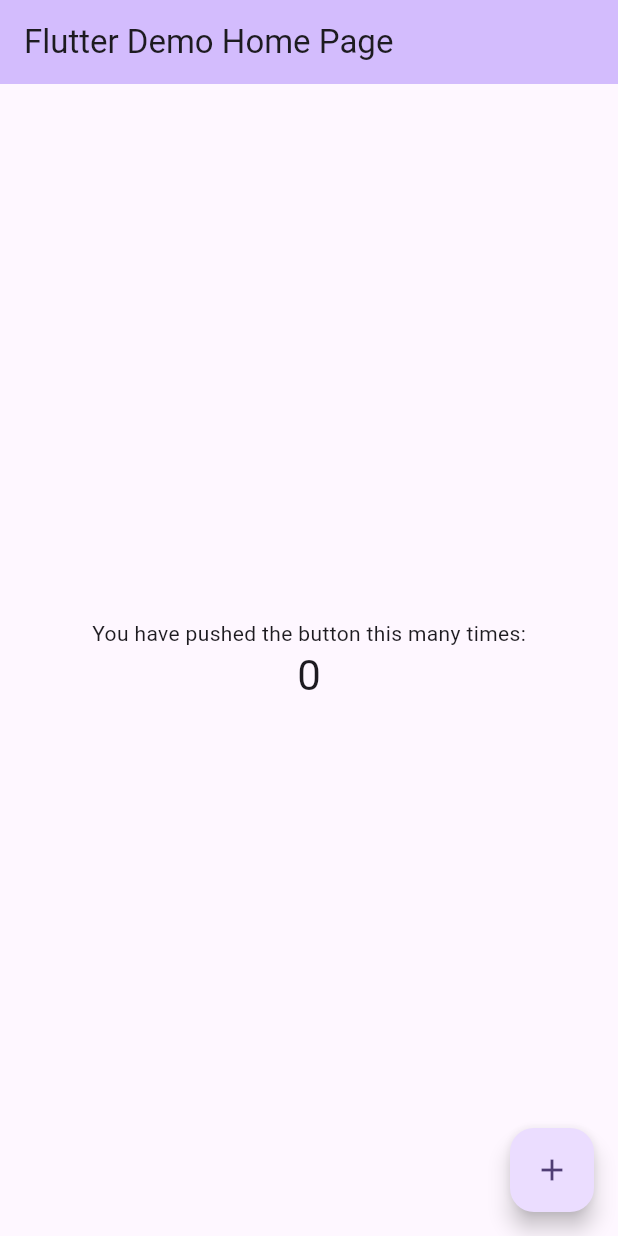
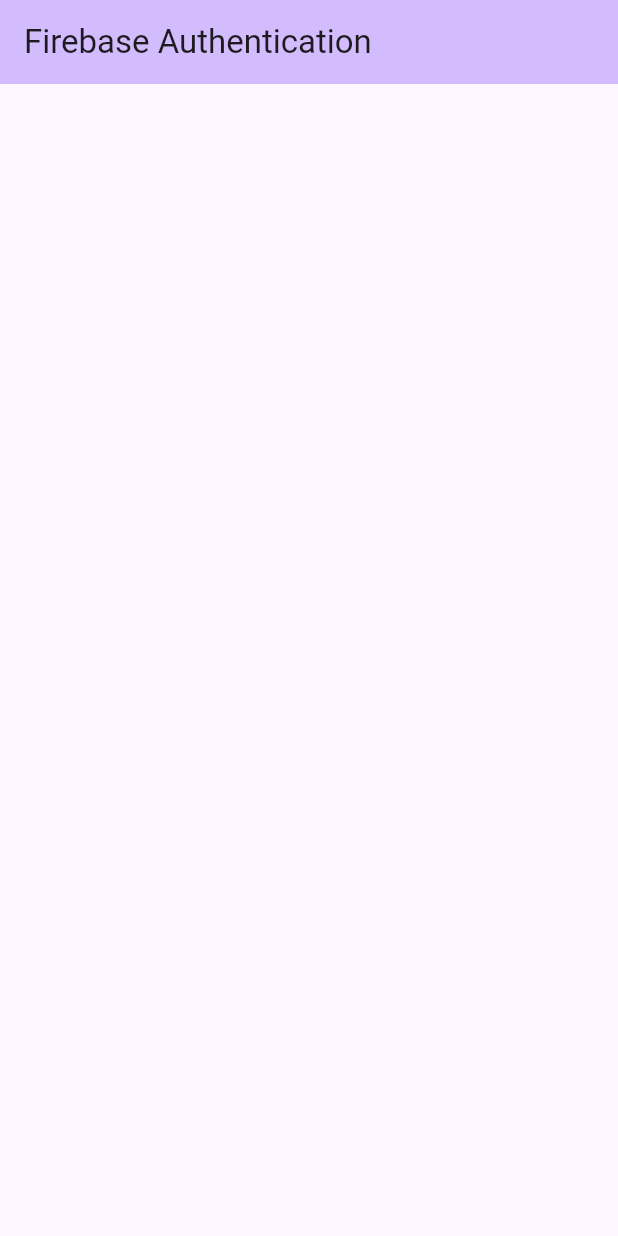
Before and after one commit to llaiza12/act13, a Flutter app: the screen it shows after launch, on a phone screen of 412 x 824 dp. Run offline on Flutter 3.47's test engine with Material 3 defaults, Android fonts, the phone set to English and light mode, and no system bars; our stand-ins replace cloud_firestore, firebase_core; accounts and stored records are empty.

Commit message:
Add dependencies and initialize firebase

```diff
--- a/lib/main.dart
+++ b/lib/main.dart
@@ -1,52 +1,30 @@
 import 'package:flutter/material.dart';
+import 'package:firebase_core/firebase_core.dart';
+import 'package:cloud_firestore/cloud_firestore.dart';
+import 'firebase_options.dart';
 
-void main() {
+void main() async {
+  WidgetsFlutterBinding.ensureInitialized();
+  await Firebase.initializeApp(options: DefaultFirebaseOptions.currentPlatform);
   runApp(const MyApp());
 }
 
 class MyApp extends StatelessWidget {
   const MyApp({super.key});
-
-  // This widget is the root of your application.
   @override
   Widget build(BuildContext context) {
     return MaterialApp(
-      title: 'Flutter Demo',
+      title: 'Firebase Authentication',
       theme: ThemeData(
-        // This is the theme of your application.
-        //
-        // TRY THIS: Try running your application with "flutter run". You'll see
-        // the application has a purple toolbar. Then, without quitting the app,
-        // try changing the seedColor in the colorScheme below to Colors.green
-        // and then invoke "hot reload" (save your changes or press the "hot
-        // reload" button in a Flutter-supported IDE, or press "r" if you used
-        // the command line to start the app).
-        //
-        // Notice that the counter didn't reset back to zero; the application
-        // state is not lost during the reload. To reset the state, use hot
-        // restart instead.
-        //
-        // This works for code too, not just values: Most code changes can be
-        // tested with just a hot reload.
         colorScheme: ColorScheme.fromSeed(seedColor: Colors.deepPurple),
       ),
-      home: const MyHomePage(title: 'Flutter Demo Home Page'),
+      home: const MyHomePage(title: 'Firebase Authentication'),
     );
   }
 }
 
 class MyHomePage extends StatefulWidget {
   const MyHomePage({super.key, required this.title});
-
-  // This widget is the home page of your application. It is stateful, meaning
-  // that it has a State object (defined below) that contains fields that affect
-  // how it looks.
-
-  // This class is the configuration for the state. It holds the values (in this
-  // case the title) provided by the parent (in this case the App widget) and
-  // used by the build method of the State. Fields in a Widget subclass are
-  // always marked "final".
-
   final String title;
 
   @override
@@ -54,69 +32,14 @@ class MyHomePage extends StatefulWidget {
 }
 
 class _MyHomePageState extends State<MyHomePage> {
-  int _counter = 0;
-
-  void _incrementCounter() {
-    setState(() {
-      // This call to setState tells the Flutter framework that something has
-      // changed in this State, which causes it to rerun the build method below
-      // so that the display can reflect the updated values. If we changed
-      // _counter without calling setState(), then the build method would not be
-      // called again, and so nothing would appear to happen.
-      _counter++;
-    });
-  }
-
   @override
   Widget build(BuildContext context) {
-    // This method is rerun every time setState is called, for instance as done
-    // by the _incrementCounter method above.
-    //
-    // The Flutter framework has been optimized to make rerunning build methods
-    // fast, so that you can just rebuild anything that needs updating rather
-    // than having to individually change instances of widgets.
     return Scaffold(
       appBar: AppBar(
-        // TRY THIS: Try changing the color here to a specific color (to
-        // Colors.amber, perhaps?) and trigger a hot reload to see the AppBar
-        // change color while the other colors stay the same.
         backgroundColor: Theme.of(context).colorScheme.inversePrimary,
-        // Here we take the value from the MyHomePage object that was created by
-        // the App.build method, and use it to set our appbar title.
         title: Text(widget.title),
       ),
-      body: Center(
-        // Center is a layout widget. It takes a single child and positions it
-        // in the middle of the parent.
-        child: Column(
-          // Column is also a layout widget. It takes a list of children and
-          // arranges them vertically. By default, it sizes itself to fit its
-          // children horizontally, and tries to be as tall as its parent.
-          //
-          // Column has various properties to control how it sizes itself and
-          // how it positions its children. Here we use mainAxisAlignment to
-          // center the children vertically; the main axis here is the vertical
-          // axis because Columns are vertical (the cross axis would be
-          // horizontal).
-          //
-          // TRY THIS: Invoke "debug painting" (choose the "Toggle Debug Paint"
-          // action in the IDE, or press "p" in the console), to see the
-          // wireframe for each widget.
-          mainAxisAlignment: MainAxisAlignment.center,
-          children: <Widget>[
-            const Text('You have pushed the button this many times:'),
-            Text(
-              '$_counter',
-              style: Theme.of(context).textTheme.headlineMedium,
-            ),
-          ],
-        ),
-      ),
-      floatingActionButton: FloatingActionButton(
-        onPressed: _incrementCounter,
-        tooltip: 'Increment',
-        child: const Icon(Icons.add),
-      ), // This trailing comma makes auto-formatting nicer for build methods.
+      body: Center(),
     );
   }
 }
--- a/pubspec.yaml
+++ b/pubspec.yaml
@@ -34,6 +34,9 @@ dependencies:
   # The following adds the Cupertino Icons font to your application.
   # Use with the CupertinoIcons class for iOS style icons.
   cupertino_icons: ^1.0.8
+  firebase_core: ^2.19.0
+  firebase_auth: ^5.5.2
+  cloud_firestore: ^4.12.0
 
 dev_dependencies:
   flutter_test:
```
Also changed, not shown: firebase.json (added), lib/firebase_options.dart (added), pubspec.lock, 3 other files.
